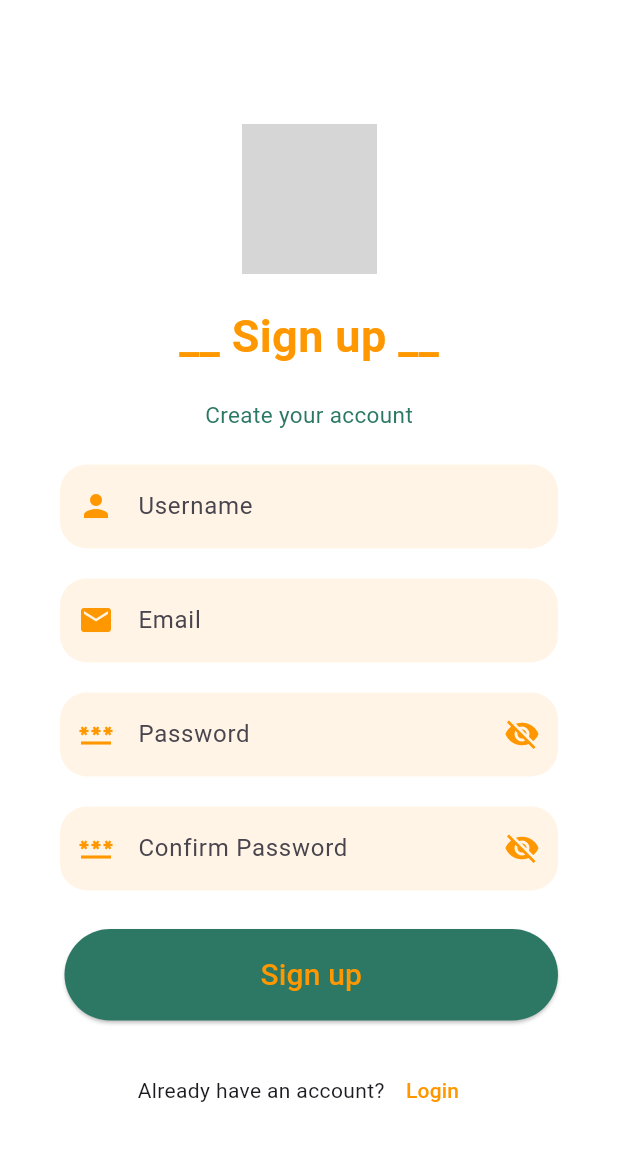
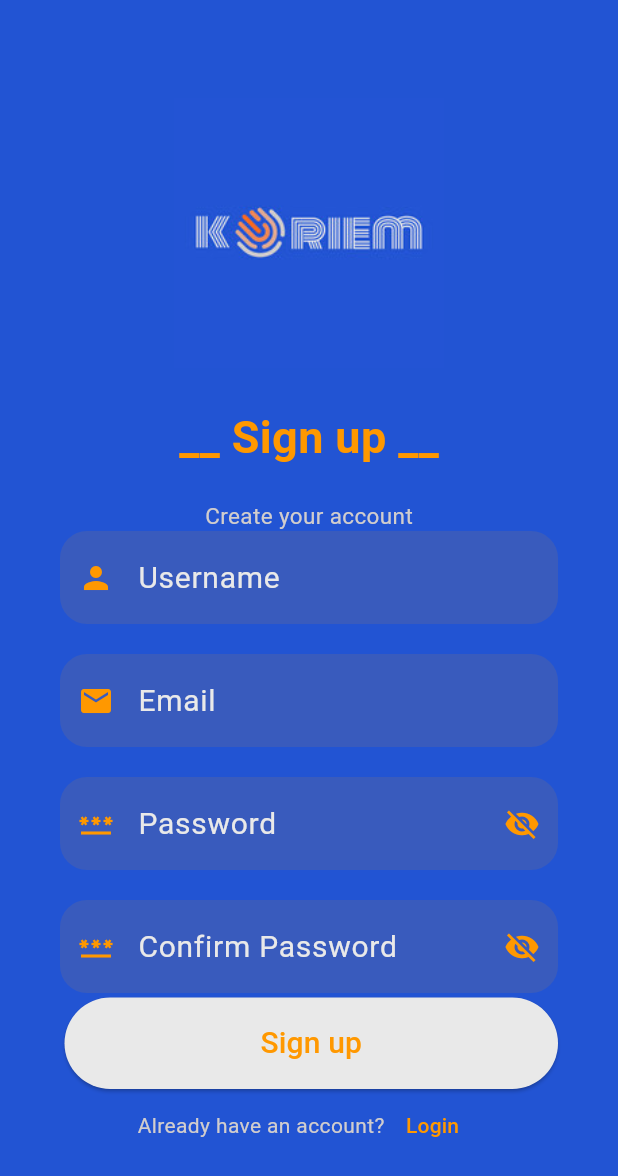
Before and after one commit to kareemHekal/student-management, a Flutter app: the screen it shows after launch, after a tap on "Login", after a tap on "Sign Up", on a phone screen of 412 x 824 dp. Shown: the top 1176 px of the screen. Run offline on Flutter 3.47's test engine with Material 3 defaults, Android fonts, the phone set to English and light mode, and no system bars; our stand-ins replace cloud_firestore, connectivity_plus, curved_navigation_bar, firebase_auth, firebase_core, flutter_slidable and 1 more; accounts and stored records are empty; network calls fail; grey boxes are pictures that could not be loaded.

Commit message:
student management

```diff
--- a/lib/auth/login.dart
+++ b/lib/auth/login.dart
@@ -24,19 +24,23 @@ class _LoginPageState extends State<LoginPage> {
   Widget build(BuildContext context) {
     var dataprovider = Provider.of<DataProvider>(context);
     return Scaffold(
-      backgroundColor: Colors.white,
+      backgroundColor: app_colors.green,
       body: Container(
-        margin: const EdgeInsets.all(24),
+        margin: const EdgeInsets.only(right: 24,bottom: 24,left: 24,top: 50),
+        child: SingleChildScrollView(
           child: Form(
             key: _formKey,
             child: Column(
               mainAxisAlignment: MainAxisAlignment.spaceEvenly,
               children: [
                 _header(context),
+                SizedBox(height: 10,),
                 _inputField(context, dataprovider),
                 _forgotPassword(context),
+                SizedBox(height: 110,),
                 _signup(context),
               ],
+            ),
           ),
         ),
       ),
@@ -48,17 +52,15 @@ class _LoginPageState extends State<LoginPage> {
       children: [
         Image.asset(
           "assets/images/2....2.png",
-          height: 100,
-          width: 90,
+          height:170,
+          width: 180,
         ),
-        SizedBox(height: 20,),
         Text(
           "Welcome Back",
           style: TextStyle(
               fontSize: 40, fontWeight: FontWeight.bold, color: app_colors.orange),
         ),
-        Text("Enter your credentials to login",
-            style: TextStyle(color: app_colors.green)),
+
       ],
     );
   }
@@ -69,10 +71,11 @@ class _LoginPageState extends State<LoginPage> {
       children: [
         TextFormField(
           cursorColor: app_colors.orange, // Use your orange color
-          style: TextStyle(color: Colors.black, fontSize: 20),
+          style: TextStyle(color: app_colors.white, fontSize: 20),
           controller: _emailController,
           decoration: InputDecoration(
               hintText: "Email",
+              hintStyle:TextStyle(color: app_colors.white) ,
               border: OutlineInputBorder(
                   borderRadius: BorderRadius.circular(18),
                   borderSide: BorderSide.none),
@@ -86,13 +89,15 @@ class _LoginPageState extends State<LoginPage> {
             return null;
           },
         ),
-        const SizedBox(height: 10),
+        const SizedBox(height: 15),
         TextFormField(
           cursorColor: app_colors.orange, // Use your orange color
-          style: TextStyle(color: Colors.black, fontSize: 20),
+          style: TextStyle(color: app_colors.white, fontSize: 20),
           controller: _passwordController,
           decoration: InputDecoration(
             hintText: "Password",
+            hintStyle:TextStyle(color: app_colors.white) ,
+
             border: OutlineInputBorder(
               borderRadius: BorderRadius.circular(18),
               borderSide: BorderSide.none,
@@ -120,7 +125,7 @@ class _LoginPageState extends State<LoginPage> {
             return null;
           },
         ),
-        const SizedBox(height: 10),
+        const SizedBox(height: 25),
         ElevatedButton(
           onPressed: () {
             FirebaseFunctions.login(
@@ -194,7 +199,7 @@ class _LoginPageState extends State<LoginPage> {
           style: ElevatedButton.styleFrom(
             shape: const StadiumBorder(),
             padding: const EdgeInsets.symmetric(vertical: 16),
-            backgroundColor: app_colors.green, // Use your green color
+            backgroundColor: app_colors.white, // Use your green color
           ),
           child: const Text(
             "Login",
@@ -222,7 +227,7 @@ class _LoginPageState extends State<LoginPage> {
       mainAxisAlignment: MainAxisAlignment.center,
       children: [
         const Text("Don't have an account? ",
-            style: TextStyle(color: Colors.blueGrey)),
+            style: TextStyle(color: app_colors.grey)),
         TextButton(
           onPressed: () {
             Navigator.pushReplacementNamed(context, '/SignupPage');
--- a/lib/auth/sign up page.dart
+++ b/lib/auth/sign up page.dart
@@ -23,7 +23,7 @@ class _SignupPageState extends State<SignupPage> {
     return MaterialApp(
       debugShowCheckedModeBanner: false,
       home: Scaffold(
-        backgroundColor: Colors.white,
+        backgroundColor: app_colors.green,
         body: SingleChildScrollView(
           child: Container(
             padding: const EdgeInsets.symmetric(horizontal: 40),
@@ -38,8 +38,8 @@ class _SignupPageState extends State<SignupPage> {
                     const SizedBox(height: 60.0),
                     Image.asset(
                       "assets/images/2....2.png",
-                      height: 100,
-                      width: 90,
+                      height:190,
+                      width: 180,
                     ),const SizedBox(height: 20.0),
                     const Text(
                       "__ Sign up __",
@@ -53,7 +53,7 @@ class _SignupPageState extends State<SignupPage> {
                     const SizedBox(height: 20),
                     Text(
                       "Create your account",
-                      style: TextStyle(fontSize: 15, color: app_colors.green),
+                      style: TextStyle(fontSize: 15, color: app_colors.grey),
                     )
                   ],
                 ),
@@ -64,9 +64,11 @@ class _SignupPageState extends State<SignupPage> {
                       child: Column(
                         children: [
                           TextFormField(
+                            style: TextStyle(color: app_colors.white, fontSize: 20),
                             controller: _usernameController,
                             decoration: InputDecoration(
                               hintText: "Username",
+                              hintStyle:TextStyle(color: app_colors.white) ,
                               border: OutlineInputBorder(
                                 borderRadius: BorderRadius.circular(18),
                                 borderSide: BorderSide.none,
@@ -87,8 +89,11 @@ class _SignupPageState extends State<SignupPage> {
                           ),
                           const SizedBox(height: 20),
                           TextFormField(
+                            style: TextStyle(color: app_colors.white, fontSize: 20),
                             controller: _emailController,
                             decoration: InputDecoration(
+                              hintStyle:TextStyle(color: app_colors.white) ,
+
                               hintText: "Email",
                               border: OutlineInputBorder(
                                 borderRadius: BorderRadius.circular(18),
@@ -113,9 +118,11 @@ class _SignupPageState extends State<SignupPage> {
                           ),
                           const SizedBox(height: 20),
                           TextFormField(
+                            style: TextStyle(color: app_colors.white, fontSize: 20),
                             controller: _passwordController,
                             decoration: InputDecoration(
                               hintText: "Password",
+                              hintStyle:TextStyle(color: app_colors.white) ,
                               border: OutlineInputBorder(
                                 borderRadius: BorderRadius.circular(18),
                                 borderSide: BorderSide.none,
@@ -153,9 +160,10 @@ class _SignupPageState extends State<SignupPage> {
                             },
                           ),
                           const SizedBox(height: 20),
-                          TextFormField(
+                          TextFormField(style: TextStyle(color: app_colors.white, fontSize: 20),
                             controller: _confirmPasswordController,
                             decoration: InputDecoration(
+                              hintStyle:TextStyle(color: app_colors.white) ,
                               hintText: "Confirm Password",
                               border: OutlineInputBorder(
                                 borderRadius: BorderRadius.circular(18),
@@ -262,14 +270,16 @@ class _SignupPageState extends State<SignupPage> {
                     style: ElevatedButton.styleFrom(
                       shape: const StadiumBorder(),
                       padding: const EdgeInsets.symmetric(vertical: 16),
-                      backgroundColor: app_colors.green, // Use your green color
+                      backgroundColor: app_colors.white, // Use your green color
                     ),
                   ),
                 ),
                 Row(
                   mainAxisAlignment: MainAxisAlignment.center,
                   children: <Widget>[
-                    const Text("Already have an account?"),
+                    const Text("Already have an account?",style: TextStyle(
+                      color: app_colors.grey
+                    ),),
                     TextButton(
                       onPressed: () {
                         Navigator.pushNamed(context, '/LoginPage');
--- a/lib/colors_app.dart
+++ b/lib/colors_app.dart
@@ -2,10 +2,10 @@ import 'dart:ui';
 
 class app_colors {
   static const blue = Color(0xfd5D9CEC);
-  static const white = Color(0xffFFFFFF);
+  static const white = Color(0xffE9E9E9);
   static const black = Color(0xff363636);
-  static const grey = Color(0xffC8C9CB);
-  static const green = Color(0xff2C7865);
-  static const ligthGreen = Color(0xffD9EDBF);
+  static const grey = Color(0xffD1CDCD);
+  static const green = Color(0xff2254D3);
+  static const ligthGreen = Color(0xffEEEEEE);
   static const orange = Color(0xffFF9800);
 }
--- a/lib/home.dart
+++ b/lib/home.dart
@@ -40,8 +40,8 @@ class _HomescreenState extends State<Homescreen> {
         backgroundColor: app_colors.green,
         title: Image.asset(
           "assets/images/2....2.png",
-          height: 100,
-          width: 90,
+          height: 200,
+          width: 180,
         ),
         toolbarHeight: 120,
       ),
--- a/lib/pages/EditStudent.dart
+++ b/lib/pages/EditStudent.dart
@@ -72,8 +72,8 @@ class _EditStudentScreenState extends State<EditStudentScreen> {
           backgroundColor: app_colors.green,
           title: Image.asset(
             "assets/images/2....2.png",
-            height: 100,
-            width: 90,
+            height: 200,
+            width: 180,
           ),
           toolbarHeight: 150,
         ),
--- a/pubspec.yaml
+++ b/pubspec.yaml
@@ -69,8 +69,8 @@ flutter:
   uses-material-design: true
 
   # To add assets to your application, add an assets section, like this:
-  # assets:
-  #   - images/a_dot_burr.jpeg
+  assets:
+    - assets/images/
   #   - images/a_dot_ham.jpeg
 
   # An image asset can refer to one or more resolution-specific "variants", see
```
Also changed, not shown: lib/auth/forgetPasswordPage.dart (+11 -7 lines), lib/pages/all students in one group.dart (+3 -4 lines), assets/images/1......1.png, assets/images/125.png (deleted), assets/images/1253.png (added), assets/images/2....2.png, 1 other file. Lines whose indentation alone changed are shown as unchanged.
